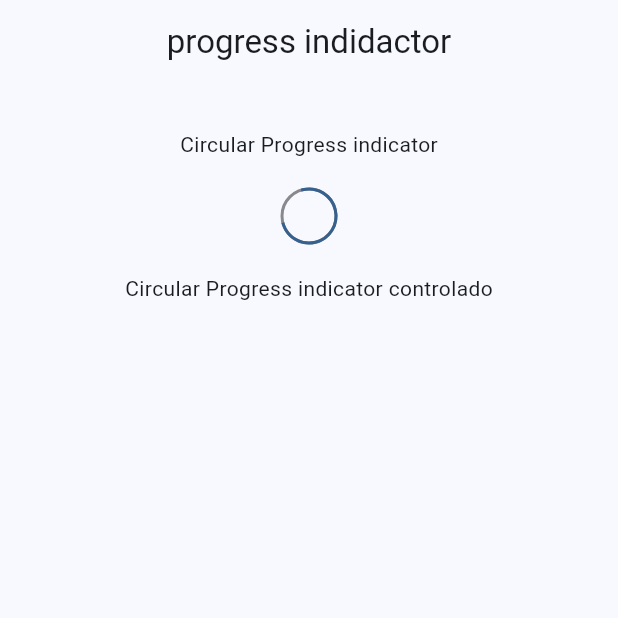
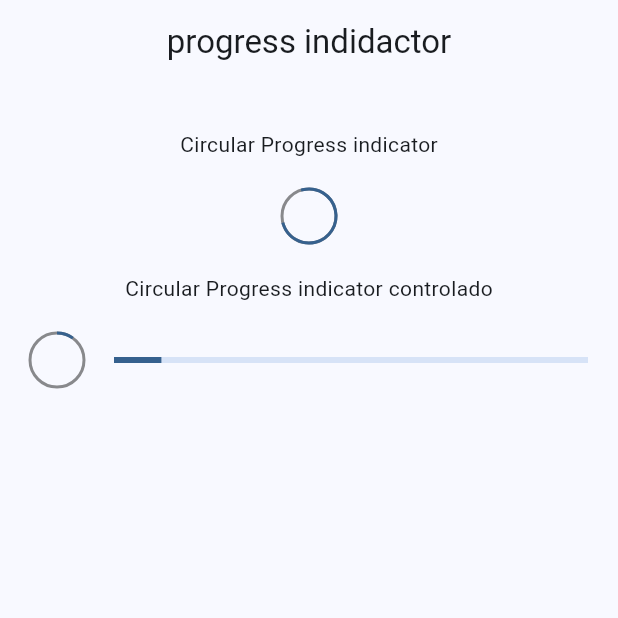
Before and after one commit to jovannyCG/widgets_app, a Flutter app: the ProgressPage screen opened by its route, on a phone screen of 412 x 824 dp, the top half of it. Run offline on Flutter 3.47's test engine with Material 2 defaults, Android fonts, the phone set to English and light mode, and no system bars; our stand-ins replace go_router.

Commit message:
pantalla de progress indicator terminada

```diff
--- a/lib/presentation/screens/progress/progress_screen.dart
+++ b/lib/presentation/screens/progress/progress_screen.dart
@@ -34,11 +34,11 @@ class _ProgressView extends StatelessWidget {
           strokeWidth: 2,
           backgroundColor: Colors.black45,
         ),
-         SizedBox(
+        SizedBox(
           height: 20,
         ),
         Text('Circular Progress indicator controlado'),
-          SizedBox(
+        SizedBox(
           height: 20,
         ),
         _ControlledProgressIndicator()
@@ -52,6 +52,31 @@ class _ControlledProgressIndicator extends StatelessWidget {
 
   @override
   Widget build(BuildContext context) {
-    return Container();
+    return StreamBuilder(
+        stream: Stream.periodic(const Duration(milliseconds: 300), (value) {
+          return (value * 2) / 100;
+        }).takeWhile((value) => value < 100),
+        builder: (context, snapshot) {
+          final progressValue = snapshot.data ?? 0;
+          return Padding(
+            padding: const EdgeInsets.symmetric(horizontal: 20),
+            child: Row(
+              mainAxisAlignment: MainAxisAlignment.center,
+              children:  [
+                CircularProgressIndicator(
+                  value:  progressValue,
+                  strokeWidth: 2,
+                  backgroundColor: Colors.black45,
+                ),
+                const SizedBox(
+                  width: 20,
+                ),
+                Expanded(child: LinearProgressIndicator(
+                  value:  progressValue,
+                ))
+              ],
+            ),
+          );
+        });
   }
 }
```
